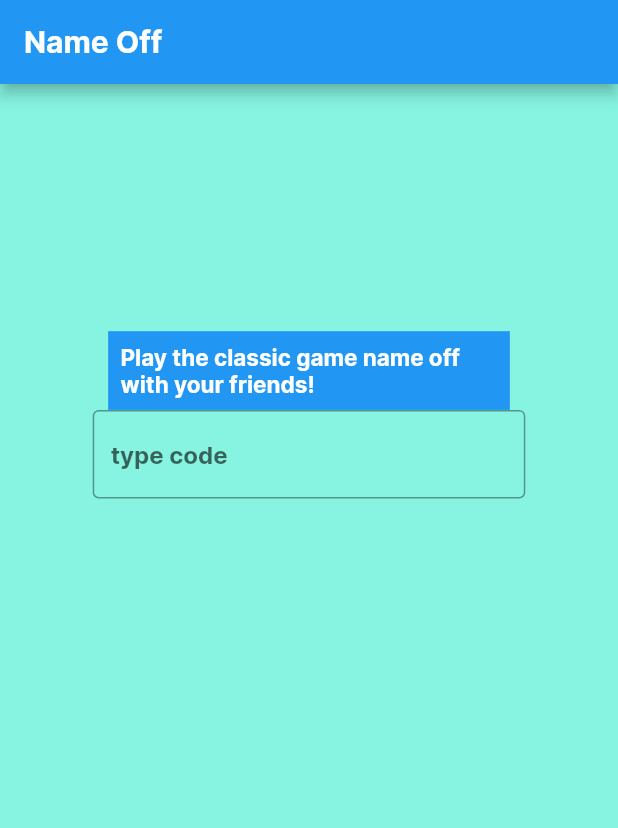
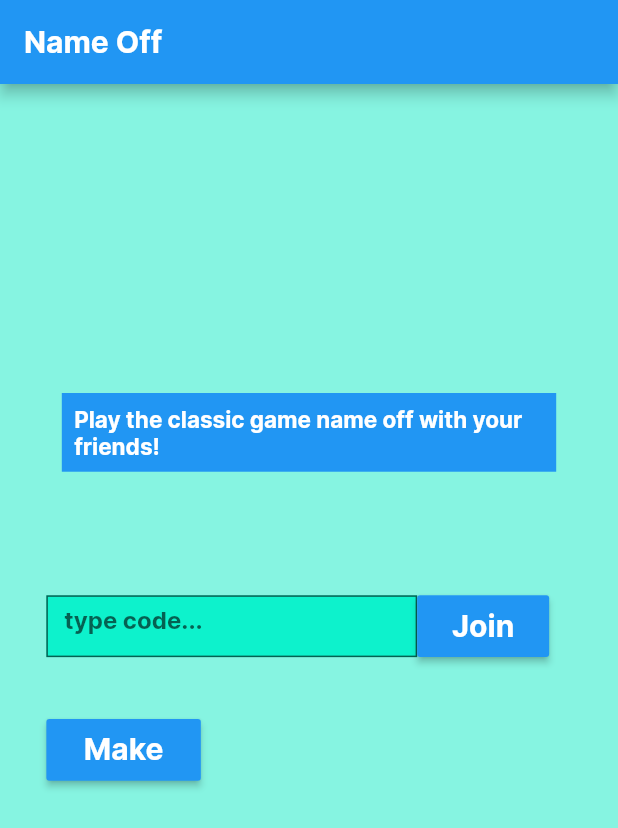
Before and after one commit to Ramko9999/Name-Off, a Flutter app: the screen it shows after launch, on a phone screen of 412 x 824 dp. Shown: the top 828 px of the screen. Run offline on Flutter 3.47's test engine with Material 2 defaults, Android fonts, the phone set to English and light mode, and no system bars.

Commit message:
Add input fields to home screen

```diff
--- a/client/lib/main.dart
+++ b/client/lib/main.dart
@@ -16,8 +16,8 @@ class MyApp extends StatelessWidget {
       theme: ThemeData(
         backgroundColor: Config.bgColor,
         buttonColor: Config.secondaryColor,
-        accentColor: Config.textInputColor,
-        fontFamily: Config.fontFamily
+        fontFamily: Config.fontFamily,
+
       ),
       home: HomeScreen(),
     );
--- a/client/lib/screens/home/HomeScreen.dart
+++ b/client/lib/screens/home/HomeScreen.dart
@@ -1,19 +1,12 @@
 import "package:flutter/material.dart";
 import 'package:name_off/util/RelativeDimension.dart';
+import '../../util/Config.dart';
 
 class HomeScreen extends StatelessWidget {
-  TextEditingController _joinCodeController;
-  TextEditingController _makeCodeController;
-
-  HomeScreen() {
-    this._joinCodeController = new TextEditingController();
-    this._makeCodeController = new TextEditingController();
-  }
+  final TextEditingController _joinCodeController = new TextEditingController();
 
   Widget build(BuildContext context) {
-
     double textPadding = RelativeDimension.getHeight(context, 0.01);
-
 
     return Scaffold(
       appBar: AppBar(title: Text("Name Off")),
@@ -23,37 +16,90 @@ class HomeScreen extends StatelessWidget {
           child: Column(
             children: <Widget>[
               Container(
-                width: RelativeDimension.getWidth(context, 0.65),
-                padding: EdgeInsets.only(top: RelativeDimension.getHeight(context, 0.2)),
+                  width: RelativeDimension.getWidth(context, 0.8),
+                  padding: EdgeInsets.only(
+                      top: RelativeDimension.getHeight(context, 0.25)),
                   child: Container(
-                  padding: EdgeInsets.only(top: textPadding, bottom: textPadding, left: textPadding, right: textPadding),
+                    padding: EdgeInsets.only(
+                        top: textPadding,
+                        bottom: textPadding,
+                        left: textPadding,
+                        right: textPadding),
                     color: Theme.of(context).primaryColor,
-                  child: Text("Play the classic game name off with your friends!",
+                    child: Text(
+                        "Play the classic game name off with your friends!",
                         softWrap: true,
                         style: TextStyle(
                           color: Colors.white,
                           fontSize: 15,
-                    )
+                        )),
+                  )),
+              Container(
+                padding: EdgeInsets.only(
+                    top: RelativeDimension.getHeight(context, 0.1)),
+                width: RelativeDimension.getWidth(context, 0.85),
+                child:
+                Container(
+                  child: Row(
+                  children: <Widget>[
+                    Container(
+                      width: RelativeDimension.getWidth(context, 0.6),
+                      height: RelativeDimension.getHeight(context, 0.05),
+                      child: TextField(
+                        controller: _joinCodeController,
+                        textAlignVertical: TextAlignVertical.center,
+                        decoration: InputDecoration(
+                            filled: true,
+                            fillColor: Config.textInputColor,
+
+                            border: OutlineInputBorder(
+                                borderRadius: BorderRadius.zero,
+                                borderSide: BorderSide(
+                                    color: Config.borderColor, width: 0.0)),
+                            hintText: "type code..."),
                       ),
-                )
                     ),
                     Container(
-                width: RelativeDimension.getWidth(context, 0.7),
+                      height: RelativeDimension.getHeight(context, 0.05),
+                      child: RaisedButton(
+                        key: Key("join-button"),
+                        onPressed: () {
+                          print("join-button clicked");
+                        },
+                        color: Theme.of(context).primaryColor,
+                        textColor: Colors.white,
+                        child: Text("Join", style: TextStyle(
+                          fontSize: 20
+                        ),),),
+                    )
+                  ],
+                )),
+              ),
+               Container(
+                 width: RelativeDimension.getWidth(context, 0.85),
+                 child: Align(
+                    alignment: Alignment.centerLeft,
                     child: Container(
-                  child: TextField(
-                    controller: _joinCodeController,
-                    decoration: InputDecoration(
-                      border: OutlineInputBorder(
-                        borderSide: BorderSide(
-                          color: Colors.grey,
-                          width: 0.0
+                    padding: EdgeInsets.only(
+                        top: RelativeDimension.getHeight(context, 0.05)),
+                    width: RelativeDimension.getWidth(context, 0.25),
+                    child: Container(
+                      child: Container(
+                          height: RelativeDimension.getHeight(context, 0.05),
+                          child: RaisedButton(
+                            key: Key("make-button"),
+                            onPressed: () {
+                              print("make-button clicked");
+                            },
+                            color: Theme.of(context).primaryColor,
+                            textColor: Colors.white,
+                            child: Text("Make", style: TextStyle(
+                              fontSize: 20
+                            ),),),
                         )
+                    )),
                  ),
-                      hintText: "type code",
-                      fillColor: Theme.of(context).accentColor),
-
-                )),
-              )
+               ),
             ],
           )),
     );
--- a/client/lib/util/Config.dart
+++ b/client/lib/util/Config.dart
@@ -5,6 +5,7 @@ class Config{
   static final String fontFamily = "Inter";
   static final Color bgColor = Color(0xff86F4E1);
   static final Color secondaryColor = Color(0xff3355FF);
-  static final Color textInputColor = Color(0xff00C2A2);
+  static final Color borderColor = Color(0xff00C2A2);
+  static final Color textInputColor = Color(0xff0DF2CC);
 
 }
```
Lines whose indentation alone changed are shown as unchanged.
